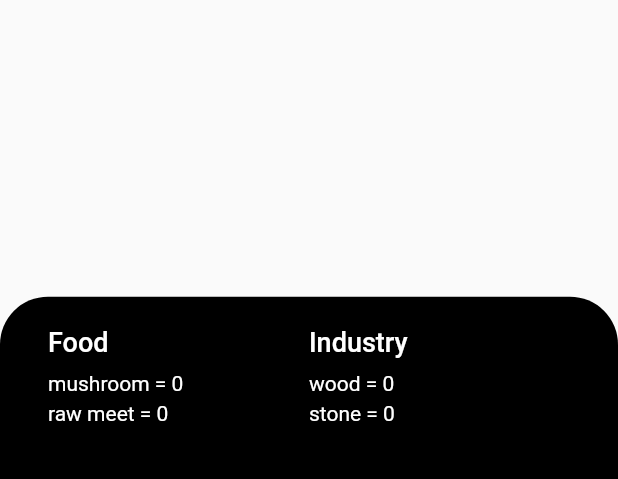
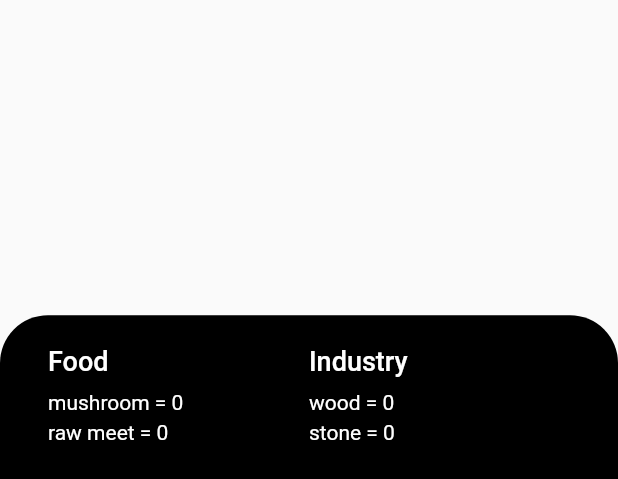
Before and after one commit to ibatuhanozdemir/game, a Flutter app: the ExhibitionBottomSheet widget shown alone on an empty page, opened directly, after a tap on "Food", on a phone screen of 412 x 824 dp. Shown: the top 479 px of the screen. Run offline on Flutter 3.47's test engine with Material 2 defaults, Android fonts, the phone set to English and light mode, and no system bars; our stand-ins replace flutter_riverpod, font_awesome_flutter, rive, shared_preferences; accounts and stored records are empty; statements that could not run were skipped.

Commit message:
Bottom Navi

```diff
--- a/lib/kalip_widgetlar/exhibition_bottom_sheet.dart
+++ b/lib/kalip_widgetlar/exhibition_bottom_sheet.dart
@@ -7,7 +7,7 @@ import 'package:flutter/material.dart';
 import 'package:game/resources/food/food_resources.dart';
 import 'package:game/resources/industry/industry_resources.dart';
 
-const double minHeight = 50;
+
 const double iconStartSize = 46;
 const double iconEndSize = 20;
 const double iconStartMarginTop = 40;
@@ -23,8 +23,8 @@ class ExhibitionBottomSheet extends StatefulWidget {
 class _ExhibitionBottomSheetState extends State<ExhibitionBottomSheet>
     with SingleTickerProviderStateMixin {
   AnimationController _controller;
-
-  double get maxHeight => MediaQuery.of(context).size.height * 0.76;
+  double get minHeight => MediaQuery.of(context).size.height *0.07;
+  double get maxHeight => MediaQuery.of(context).size.height * 0.745;
 
   double get headerTopMargin =>
       lerp(20, 20 + MediaQuery.of(context).padding.top);
--- a/lib/menu2.dart
+++ b/lib/menu2.dart
@@ -280,7 +280,7 @@ class Button extends StatelessWidget {
   Widget build(BuildContext context) {
     return Container(
       width: MediaQuery.of(context).size.width * 0.75 / 4,
-      height: 50.0,
+      height: MediaQuery.of(context).size.height *0.07,
       decoration: BoxDecoration(
         color: const Color(0xffffffff),
         border: Border.all(width: 4.0, color: Colors.black),
@@ -288,7 +288,7 @@ class Button extends StatelessWidget {
       child: GestureDetector(
         child: Container(
             width: MediaQuery.of(context).size.width * 0.75 / 4 - 8,
-            height: 42.0,
+            height: MediaQuery.of(context).size.height *0.07-8,
             decoration: BoxDecoration(
               color: color,
             ),
```
